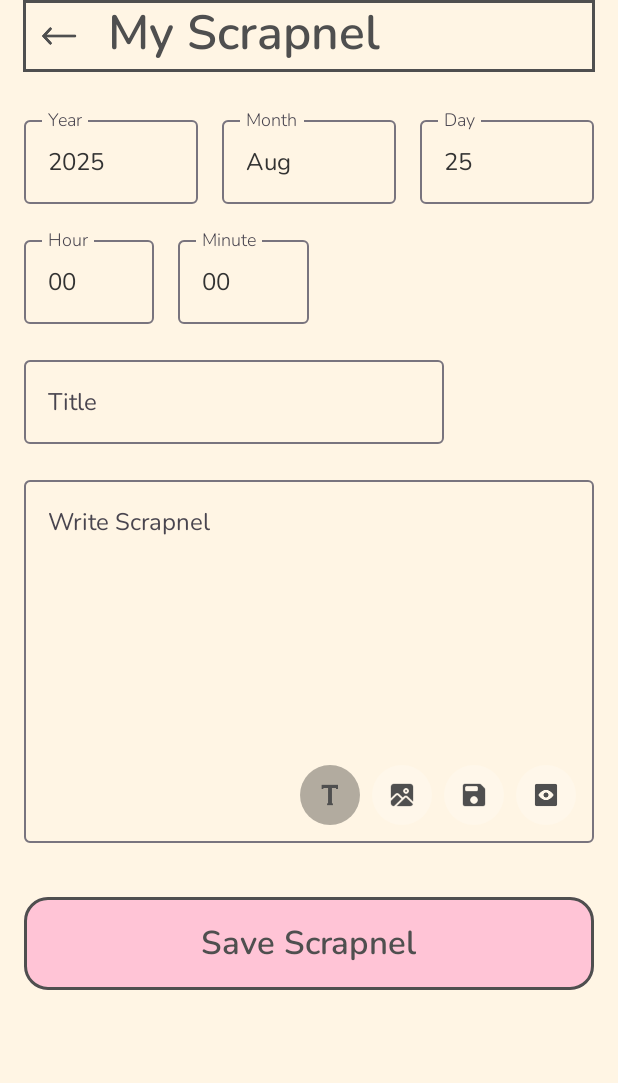
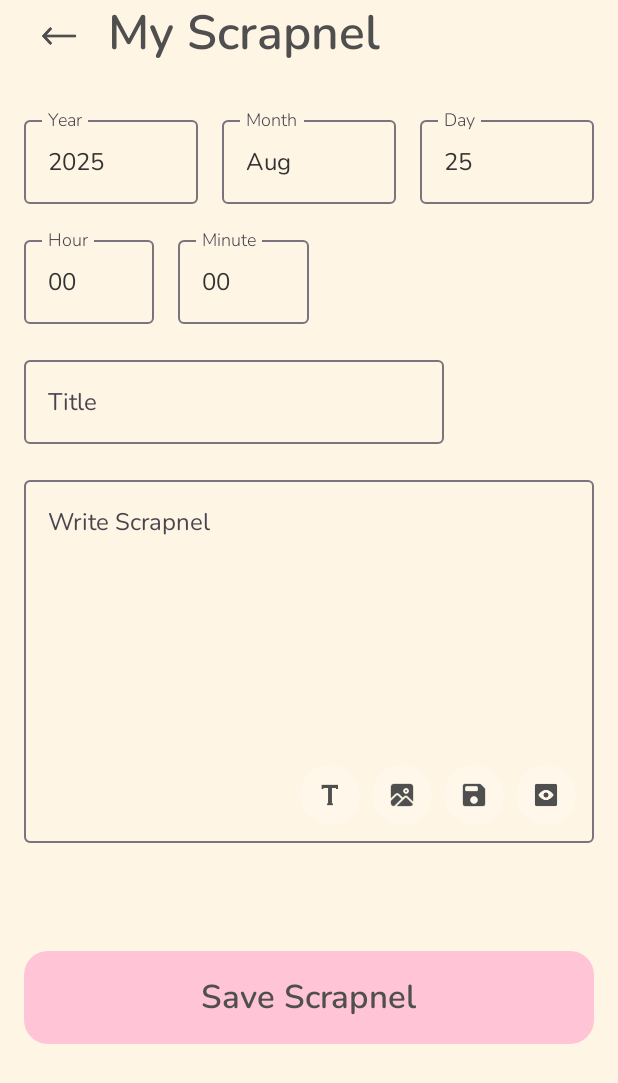
Before and after one commit to abhiram-b-ashok/my_scrapnel, an Android app built with Jetpack Compose: the screen it shows after launch (MainActivity), after a tap on "Create Scrapnel", on a phone screen of 412 x 824 dp. Shown: the top 1083 px of the screen. Run offline under Robolectric (Android 15) with nearby library versions, the phone set to English and light mode, and no system bars; our stand-ins replace Room's generated code, accompanist.

Commit message:
Seventeenth  Commit: Fixed many of bugs in ui

```diff
--- a/app/src/main/java/com/example/myscrapnel/viewmodels/ViewScrapnelViewModel.kt
+++ b/app/src/main/java/com/example/myscrapnel/viewmodels/ViewScrapnelViewModel.kt
@@ -6,6 +6,7 @@ import com.example.myscrapnel.models.scrapnel_ui_model.ScrapnelUiModel
 import com.example.myscrapnel.room_db.ScrapnelEntity
 import kotlinx.coroutines.flow.MutableStateFlow
 import kotlinx.coroutines.flow.StateFlow
+import kotlinx.coroutines.flow.toList
 import kotlinx.coroutines.launch
 
 
@@ -16,10 +17,12 @@ class ViewScrapnelViewModel(private val repository: ViewScrapnelRepository) : Vi
 
     private val _chipTitles = MutableStateFlow<List<String>>(emptyList())
     val chipTitles: StateFlow<List<String>> = _chipTitles
-    private val _selectedItemsToDelete = mutableListOf<ScrapnelUiModel>()
-
+    private val _selectedItemsToDelete = MutableStateFlow<List<ScrapnelUiModel>>(emptyList())
+    val selectedItemsToDelete: StateFlow<List<ScrapnelUiModel>> = _selectedItemsToDelete
     private val _scrapnel = MutableStateFlow<ScrapnelEntity?>(null)
     val scrapnel: StateFlow<ScrapnelEntity?> = _scrapnel
+
+
 
 
     fun loadChipTitles() {
@@ -57,21 +60,23 @@ class ViewScrapnelViewModel(private val repository: ViewScrapnelRepository) : Vi
     }
 
 
-     fun selectCheckedItems(item: ScrapnelUiModel, isChecked: Boolean) {
-        if (isChecked) {
-            _selectedItemsToDelete.add(item)
+    fun selectCheckedItems(item: ScrapnelUiModel, isChecked: Boolean) {
+        _selectedItemsToDelete.value = if (isChecked) {
+            _selectedItemsToDelete.value + item
         } else {
-            _selectedItemsToDelete.removeIf { it.timeStamp == item.timeStamp }
+            _selectedItemsToDelete.value.filterNot { it.timeStamp == item.timeStamp }
         }
     }
 
+
     fun clearSelectedItems() {
-        _selectedItemsToDelete.clear()
+        _selectedItemsToDelete.value = emptyList()
     }
+
 
     fun deleteSelectedItems() {
         viewModelScope.launch {
-            val itemsToDelete = _selectedItemsToDelete.toList()
+            val itemsToDelete = _selectedItemsToDelete.value
 
             val entitiesToDelete = itemsToDelete.mapNotNull { item ->
                 repository.getScrapnelEntityByTimestamp(item.timeStamp)
@@ -85,4 +90,5 @@ class ViewScrapnelViewModel(private val repository: ViewScrapnelRepository) : Vi
     }
 
 
+
 }
--- a/app/src/main/java/com/example/myscrapnel/views/create_scrapnel_page/CreateScrapnelpage.kt
+++ b/app/src/main/java/com/example/myscrapnel/views/create_scrapnel_page/CreateScrapnelpage.kt
@@ -71,7 +71,6 @@ import androidx.room.Room
 import com.example.myscrapnel.R
 import com.example.myscrapnel.room_db.ScrapnelDatabase
 import com.example.myscrapnel.room_db.ScrapnelEntity
-import com.example.myscrapnel.utils.convertTimestampToDateTimeComponent
 import com.example.myscrapnel.utils.convertTimestampToDateTimeComponents
 import com.example.myscrapnel.utils.copyImageToInternalStorage
 import com.example.myscrapnel.utils.extractDateFromTimestamp
@@ -194,7 +193,7 @@ private fun Header(
                     bottom = 8.dp
                 )
             )
-            .border(BorderStroke(2.dp, MaterialTheme.colorScheme.onBackground))
+
     ) {
         IconButton(onClick = {
             navController.navigate("home") {
@@ -244,7 +243,7 @@ private fun Main(
         )
     }
 
-    var isText by remember { mutableStateOf(true) }
+    var isText by remember { mutableStateOf(false) }
     var isImage by remember { mutableStateOf(false) }
     var isSaving by remember { mutableStateOf(false) }
     var isPreview by remember { mutableStateOf(false) }
@@ -427,18 +426,22 @@ private fun Main(
             }
         }
 
-        val maxTitleLength = 27
+        val maxTitleLength = 28
+        var isTitleError by remember { mutableStateOf(false) }
+        var isScrapnelError by remember { mutableStateOf(false) }
 
         OutlinedTextField(
             value = title,
             onValueChange = {
                 if (it.length <= maxTitleLength) {
                     title = it
+                    isTitleError = false
                 }
             },
             label = { Text("Title") },
             modifier = Modifier.padding(top = 16.dp),
             maxLines = 1,
+            isError = isTitleError
         )
 
         Spacer(modifier = Modifier.height(16.dp))
@@ -449,17 +452,26 @@ private fun Main(
         {
             val focusManager = LocalFocusManager.current
             val focusRequester = remember { FocusRequester() }
+            LaunchedEffect(isText) {
+                if (isText) {
+                    delay(100)
+                    focusRequester.requestFocus()
+                }
+            }
 
             OutlinedTextField(
                 value = scrapnelTextField,
-                onValueChange = { scrapnelTextField = it },
+                onValueChange = { scrapnelTextField = it
+                                isScrapnelError = false},
                 label = { Text("Write Scrapnel") },
                 textStyle = MaterialTheme.typography.bodySmall,
                 modifier = Modifier
                     .fillMaxWidth()
                     .height(250.dp)
                     .focusRequester(focusRequester),
-                singleLine = false
+                singleLine = false,
+                enabled = !isImage,
+                isError = isScrapnelError
             )
             if (isImage) {
                 Box(
@@ -525,10 +537,13 @@ private fun Main(
                     onClick = {
                         if (isImage) {
                             isImage = false
+                            isText = true
+
                         } else {
                             isImage = true
                             isText = false
                             focusManager.clearFocus()
+
                         }
                     }
                 ) {
@@ -549,6 +564,7 @@ private fun Main(
                             showErrorDialog = true
                         } else {
                             isSaving = !isSaving
+
                         }
                     }
                 ) {
@@ -567,6 +583,7 @@ private fun Main(
                         focusManager.clearFocus()
                         if (title.isBlank() || scrapnelTextField.text.isBlank()) {
                             showErrorDialog = true
+                            isText=true
                         } else {
                             isPreview = true
                         }
@@ -624,16 +641,15 @@ private fun Main(
         }
 
 
-        Surface(
-            shape = RoundedCornerShape(16.dp),
-            border = BorderStroke(2.dp, MaterialTheme.colorScheme.onBackground),
-            modifier = Modifier
-                .fillMaxWidth()
-                .padding(top = 36.dp)
-        ) {
+        Spacer(modifier = Modifier.height(36.dp))
+
+
             FilledTonalButton(
                 onClick = {
-                    if (title.isBlank() || scrapnelTextField.text.isBlank()) {
+                    isTitleError = title.isBlank()
+                    isScrapnelError = scrapnelTextField.text.isBlank()
+
+                    if (isTitleError || isScrapnelError) {
                         showErrorDialog = true
                     } else {
                         isSaving = true
@@ -643,15 +659,15 @@ private fun Main(
                         } else {
                             viewModel.saveScrapnel(scrapnelEntity)
                         }
-
                     }
-                },
+                }
+                ,
                 shape = RoundedCornerShape(16.dp),
                 colors = ButtonDefaults.filledTonalButtonColors(
                     containerColor = MaterialTheme.colorScheme.primary,
                     contentColor = MaterialTheme.colorScheme.onPrimary
                 ),
-                modifier = Modifier.fillMaxWidth()
+                modifier = Modifier.fillMaxWidth().padding(top = 36.dp)
             ) {
                 Text(
                     text = "Save Scrapnel",
@@ -661,7 +677,7 @@ private fun Main(
             }
         }
 
-    }
+
     if (isSaveFailed) {
         AlertDialog(
             onDismissRequest = { isSaveFailed = false },
@@ -973,7 +989,8 @@ fun ShadedIconButton(
     icon: @Composable () -> Unit
 ) {
     val backgroundColor = if (selected)
-        Color.Black.copy(alpha = 0.3f)
+        MaterialTheme.colorScheme.primary.copy(alpha = 0.3f)
+
     else
         Color.White.copy(alpha = 0.2f)
 
--- a/app/src/main/java/com/example/myscrapnel/views/home_page/HomePage.kt
+++ b/app/src/main/java/com/example/myscrapnel/views/home_page/HomePage.kt
@@ -1,6 +1,7 @@
 package com.example.myscrapnel.views.home_page
 
 
+import android.R.attr.contentDescription
 import android.R.attr.maxLines
 import android.R.attr.text
 import android.annotation.SuppressLint
@@ -36,6 +37,7 @@ import androidx.compose.foundation.lazy.grid.LazyVerticalGrid
 import androidx.compose.foundation.rememberScrollState
 import androidx.compose.foundation.shape.CircleShape
 import androidx.compose.foundation.shape.RoundedCornerShape
+import androidx.compose.foundation.text.KeyboardOptions
 import androidx.compose.material.icons.Icons
 import androidx.compose.material.icons.filled.Add
 import androidx.compose.material3.AlertDialog
@@ -74,6 +76,7 @@ import androidx.compose.ui.graphics.graphicsLayer
 import androidx.compose.ui.layout.ContentScale
 import androidx.compose.ui.platform.LocalContext
 import androidx.compose.ui.res.painterResource
+import androidx.compose.ui.text.input.KeyboardType
 import androidx.compose.ui.text.style.TextAlign
 import androidx.compose.ui.text.style.TextOverflow
 import androidx.compose.ui.unit.dp
@@ -145,7 +148,8 @@ fun Homepage(modifier: Modifier = Modifier, navController: NavController) {
             },
             scrapnelViewModel,
             stopDeleteMode = { stopDeleteMode() },
-            isDeleting
+            isDeleting,
+            scrapnelViewModel
         )
 
         Main(isDeleting = isDeleting, navController, scrapnelViewModel, isFiltering, filterKey)
@@ -175,52 +179,67 @@ private fun Header(
     onClearFilter: () -> Unit,
     scrapnelViewModel: ViewScrapnelViewModel,
     stopDeleteMode: () -> Unit,
-    isDeleting: Boolean
+    isDeleting: Boolean,
+    viewScrapnelViewModel: ViewScrapnelViewModel
 ) {
+
+    val selectedItems by viewScrapnelViewModel.selectedItemsToDelete.collectAsState()
+
+    val hasSelectedItems = selectedItems.isNotEmpty()
+
 
     Row(
         modifier = Modifier
-            .background(MaterialTheme.colorScheme.primary)
             .fillMaxWidth()
             .padding(
                 PaddingValues(
                     top = WindowInsets.statusBars.asPaddingValues().calculateTopPadding(),
-                    start = 15.dp,
-                    end = 15.dp,
-                    bottom = 8.dp
+                    start = 10.dp,
+                    end = 10.dp,
+                    bottom = 5.dp
                 )
             )
             .border(BorderStroke(2.dp, MaterialTheme.colorScheme.onBackground))
+            .background(MaterialTheme.colorScheme.primary),
+        verticalAlignment = Alignment.CenterVertically
+
     ) {
         Text(
             text = title,
             modifier = Modifier
                 .weight(1f)
-                .padding(start = 10.dp),
+                .padding(start = 8.dp),
             color = MaterialTheme.colorScheme.onPrimary,
             style = MaterialTheme.typography.headlineLarge
         )
-        Row(modifier = Modifier, verticalAlignment = Alignment.CenterVertically) {
+        Row(modifier = Modifier, verticalAlignment = Alignment.CenterVertically,
+            horizontalArrangement = Arrangement.spacedBy(4.dp)) {
 
-            if (isDeleting) {
+            if (isDeleting && hasSelectedItems) {
                 Text(
                     text = "Delete",
                     modifier = Modifier
-                        .padding(start = 4.dp)
                         .clickable {
                             scrapnelViewModel.deleteSelectedItems()
                             stopDeleteMode()
-
                         },
-                    color = MaterialTheme.colorScheme.onPrimary
+                    color = Color.Red
                 )
             }
 
+
             IconButton(onClick = {
+                if (hasSelectedItems)
+                {
+                    scrapnelViewModel.clearSelectedItems()
+                    stopDeleteMode()
+
+                }
                 startDelete()
-            }) {
+            },
+                modifier = Modifier.size(36.dp)) {
                 Icon(
-                    painter = painterResource(R.drawable.ic_delete),
+                    painter = painterResource(if (isDeleting) R.drawable.ic_delete_red else R.drawable.ic_delete),
                     contentDescription = "Delete",
                     tint = MaterialTheme.colorScheme.onPrimary,
                     modifier = Modifier.size(20.dp)
@@ -228,7 +247,10 @@ private fun Header(
             }
 
             if (!isFiltering) {
-                IconButton(onClick = { showDialog() }) {
+                IconButton(onClick = { showDialog()
+                    stopDeleteMode()
+                },
+                    modifier = Modifier.size(36.dp)) {
                     Icon(
                         painter = painterResource(R.drawable.ic_filter),
                         contentDescription = "Filter",
@@ -241,7 +263,7 @@ private fun Header(
                 Text(
                     text = "Clear",
                     modifier = Modifier
-                        .padding(start = 4.dp)
+                        .padding(horizontal = 4.dp)
                         .clickable {
                             scrapnelViewModel.loadScrapnels()
                             scrapnelViewModel.loadChipTitles()
@@ -294,7 +316,7 @@ fun ScrapnelListScreen(
 
 
     LaunchedEffect(Unit) {
-        delay(500)
+        delay(1000)
         isDataLoaded = true
     }
 
@@ -377,7 +399,11 @@ fun ScrapnelGrid(
 ) {
 
     val selectedItems = remember { mutableStateMapOf<Long, Boolean>() }
-
+    LaunchedEffect(isDeleting) {
+        if (!isDeleting) {
+            selectedItems.clear()
+        }
+    }
 
     LazyVerticalGrid(
         columns = GridCells.Fixed(2),
@@ -423,20 +449,20 @@ fun ScrapnelCard(
         border = BorderStroke(5.dp, MaterialTheme.colorScheme.onBackground)
     ) {
         Box(
-            modifier = Modifier
+            modifier = if (!isDeleting) Modifier
                 .fillMaxSize()
                 .clickable(onClick = {
                     navController.navigate("scrapnel/${item.timeStamp}")
                     Log.d("Navigation", "Navigating with timestamp: ${item.timeStamp}")
 
-                })
+                }) else Modifier.fillMaxSize()
 
         ) {
 
             Box(
                 modifier = Modifier
                     .fillMaxSize()
-                    .background(MaterialTheme.colorScheme.surface)
+                    .background(MaterialTheme.colorScheme.background)
                     .padding(12.dp)
             ) {
 
@@ -613,7 +639,7 @@ fun ScrapnelCard(
                                 )
                             )
                         )
-                        .border(BorderStroke(2.dp, MaterialTheme.colorScheme.onPrimary))
+                        .border(BorderStroke(1.dp, MaterialTheme.colorScheme.onPrimary))
 
                 ) {
                     Text(
@@ -623,7 +649,7 @@ fun ScrapnelCard(
                             .padding(4.dp),
                         color = MaterialTheme.colorScheme.onPrimary,
                         textAlign = TextAlign.Center,
-                        maxLines = 1,
+                        maxLines = 1, overflow = TextOverflow.Ellipsis,
                         style = MaterialTheme.typography.titleLarge.copy(drawStyle = Stroke(width = 4f))
                     )
                 }
@@ -730,8 +756,8 @@ fun TitleChips(
                 colors = FilterChipDefaults.filterChipColors(
                     containerColor = MaterialTheme.colorScheme.background,
                     selectedContainerColor = MaterialTheme.colorScheme.primary,
-                    labelColor = MaterialTheme.colorScheme.onPrimary,
-                    selectedLabelColor = MaterialTheme.colorScheme.onSecondary,
+                    labelColor = MaterialTheme.colorScheme.onBackground,
+                    selectedLabelColor = MaterialTheme.colorScheme.onPrimary,
                 ),
                 border = BorderStroke(1.dp, MaterialTheme.colorScheme.onBackground),
                 shape = CircleShape
@@ -783,8 +809,9 @@ fun FilterDialog(
                         singleLine = true,
                         modifier = Modifier.fillMaxWidth(),
                         enabled = titleInput.isEmpty(),
+                        keyboardOptions = KeyboardOptions(keyboardType = KeyboardType.Uri)
 
-                        )
+                    )
                 }
             },
             confirmButton = {
```
Also changed, not shown: app/src/main/java/com/example/myscrapnel/utils/Utlis.kt (+4 -19 lines), app/src/main/java/com/example/myscrapnel/views/scrapnel_page/ScrapnelPage.kt (+7 -30 lines), app/src/main/res/drawable/ic_delete_cancel.png (added), app/src/main/res/drawable/ic_delete_red.png (added).
